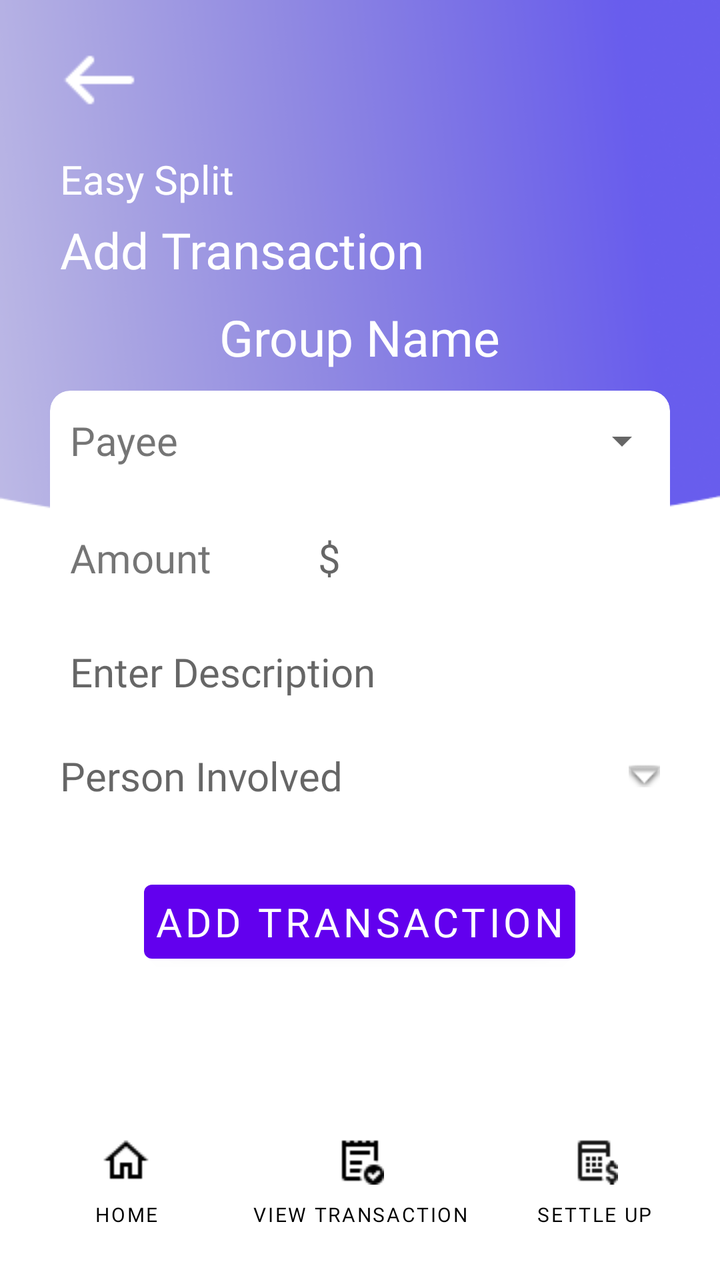
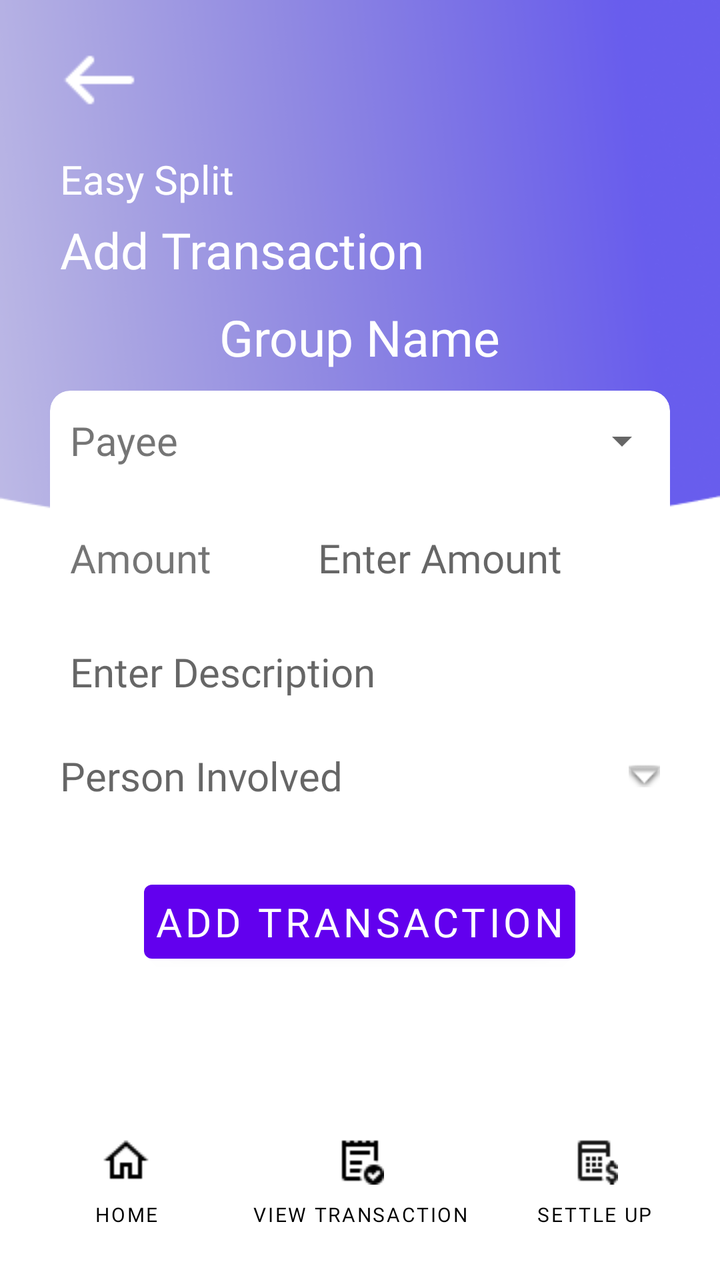

Before-and-after screenshots of an Android layout around one commit, followed by the original layout XML and the change that was made.
<!-- AndroidManifest.xml: application theme Theme.SplitYourBill -->
<!-- res/layout/activity_add_trans_details.xml -->
<?xml version="1.0" encoding="utf-8"?>
<androidx.constraintlayout.widget.ConstraintLayout xmlns:android="http://schemas.android.com/apk/res/android"
    xmlns:app="http://schemas.android.com/apk/res-auto"
    xmlns:tools="http://schemas.android.com/tools"
    android:layout_width="match_parent"
    android:layout_height="match_parent"
    android:background="@drawable/background"
    android:orientation="vertical"
    android:padding="5dp"
    tools:context=".addTransDetails">

    <ImageButton
        android:id="@+id/goToBackButton"
        android:layout_width="wrap_content"
        android:layout_height="wrap_content"
        android:layout_marginStart="10dp"
        android:layout_weight="0"
        android:background="@color/transparent"
        android:contentDescription="@string/just_a_icon"
        android:padding="10dp"
        android:src="@drawable/back"
        app:layout_constraintStart_toStartOf="parent"
        app:layout_constraintTop_toTopOf="parent"
        app:srcCompat="@drawable/back" />

    <TextView
        android:id="@+id/textViewTopName"
        android:layout_width="wrap_content"
        android:layout_height="wrap_content"
        android:layout_marginStart="25dp"
        android:layout_marginTop="1dp"
        android:fontFamily="@font/poppins"
        android:text="@string/easy_split"
        android:textColor="@color/white"
        android:textSize="20sp"

        app:layout_constraintStart_toStartOf="parent"
        app:layout_constraintTop_toBottomOf="@+id/goToBackButton" />

    <TextView
        android:id="@+id/textViewTop"
        android:layout_width="wrap_content"
        android:layout_height="wrap_content"
        android:layout_marginStart="25dp"
        android:layout_marginTop="5dp"
        android:fontFamily="@font/poppins_medium"
        android:text="@string/add_transaction"
        android:textColor="@color/white"
        android:textSize="25sp"

        app:layout_constraintStart_toStartOf="parent"
        app:layout_constraintTop_toBottomOf="@+id/textViewTopName" />

    <TextView
        android:id="@+id/viewGroupName"
        android:layout_width="wrap_content"
        android:layout_height="wrap_content"
        android:layout_marginTop="10dp"
        android:fontFamily="@font/poppins_medium"
        android:text="@string/group_name"
        android:textColor="@color/white"
        android:textSize="25sp"
        app:layout_constraintEnd_toEndOf="parent"
        app:layout_constraintHorizontal_bias="0.5"
        app:layout_constraintStart_toStartOf="parent"
        app:layout_constraintTop_toBottomOf="@+id/textViewTop" />


    <androidx.cardview.widget.CardView
        android:layout_width="0dp"
        android:layout_height="wrap_content"
        android:layout_marginStart="20dp"
        android:layout_marginTop="10dp"
        android:layout_marginEnd="20dp"
        android:background="@color/white"
        app:cardCornerRadius="10dp"
        app:cardElevation="0dp"
        app:layout_constraintEnd_toEndOf="parent"
        app:layout_constraintHorizontal_bias="0.5"
        app:layout_constraintStart_toStartOf="parent"
        app:layout_constraintTop_toBottomOf="@+id/viewGroupName">

        <LinearLayout
            android:layout_width="match_parent"
            android:layout_height="wrap_content"
            android:gravity="center"
            android:orientation="vertical">


            <LinearLayout
                android:layout_width="match_parent"
                android:layout_height="wrap_content"
                android:layout_marginBottom="10dp"
                android:layout_weight="1"
                android:gravity="center"

                android:orientation="horizontal">


                <TextView
                    android:layout_width="0dp"
                    android:layout_height="wrap_content"
                    android:layout_weight=".4"
                    android:fontFamily="@font/poppins_medium"
                    android:paddingStart="10dp"
                    android:text="@string/payee"
                    android:textSize="20sp"
                    tools:ignore="NestedWeights,RtlSymmetry" />


                <Spinner
                    android:id="@+id/payeeInput"
                    android:layout_width="0dp"
                    android:layout_height="wrap_content"
                    android:layout_weight=".6"
                    android:minHeight="50dp" />


            </LinearLayout>


            <LinearLayout
                android:layout_width="match_parent"
                android:layout_height="wrap_content"
                android:layout_marginBottom="10dp"
                android:layout_weight="1"
                android:gravity="center"
                android:orientation="horizontal">


                <TextView
                    android:layout_width="0dp"
                    android:layout_height="wrap_content"
                    android:layout_weight=".4"
                    android:fontFamily="@font/poppins_medium"
                    android:paddingStart="10dp"
                    android:text="@string/amount"
                    android:textSize="20sp"
                    tools:ignore="NestedWeights,RtlSymmetry" />

                <EditText
                    android:id="@+id/addPayeeAmount"
                    android:layout_width="0dp"
                    android:layout_height="wrap_content"
                    android:layout_weight=".6"
                    android:autofillHints=""
                    android:background="@color/transparent"
                    android:fontFamily="@font/poppins_medium"
                    android:hint="@string/dollar"
                    android:inputType="numberDecimal"
                    android:padding="10dp"
                    android:textSize="20sp" />


            </LinearLayout>


            <EditText
                android:id="@+id/addPayeeDesc"
                android:layout_width="match_parent"
                android:layout_height="wrap_content"
                android:layout_marginBottom="10dp"
                android:autofillHints=""
                android:background="@color/transparent"
                android:fontFamily="@font/poppins_medium"
                android:hint="@string/enter_description"
                android:inputType="text"
                android:padding="10dp"
                android:textSize="20sp" />

            <TextView
                android:id="@+id/textViewInvolved"
                android:layout_width="match_parent"
                android:layout_height="wrap_content"
                android:fontFamily="@font/poppins_medium"
                android:hint="@string/person_involved"
                android:padding="5dp"
                android:textSize="20sp"
                app:drawableRightCompat="@android:drawable/arrow_down_float" />

            <Button
                android:id="@+id/addTransToDB"
                android:layout_width="wrap_content"
                android:layout_height="wrap_content"
                android:layout_gravity="center_horizontal"
                android:layout_marginTop="30dp"
                android:fontFamily="@font/poppins"
                android:padding="5dp"
                android:text="@string/add_transaction"
                android:textSize="20sp" />

        </LinearLayout>


    </androidx.cardview.widget.CardView>


    <Button
        android:id="@+id/goToHomeButton"
        android:layout_width="wrap_content"
        android:layout_height="wrap_content"
        android:layout_marginBottom="10dp"

        android:background="@color/transparent"
        android:drawableTop="@drawable/home"
        android:fontFamily="@font/poppins_medium"
        android:padding="5dp"
        android:text="@string/home"
        android:textColor="@color/black"
        android:textSize="10sp"
        app:layout_constraintBottom_toBottomOf="parent"
        app:layout_constraintEnd_toStartOf="@+id/showTransButton"
        app:layout_constraintHorizontal_bias="0.5"
        app:layout_constraintStart_toStartOf="parent"
        tools:ignore="SmallSp" />

    <Button
        android:id="@+id/showTransButton"
        android:layout_width="wrap_content"
        android:layout_height="wrap_content"
        android:layout_marginBottom="10dp"
        android:background="@color/transparent"
        android:drawableTop="@drawable/paid"
        android:fontFamily="@font/poppins_medium"
        android:padding="5dp"
        android:text="@string/view_transaction"
        android:textColor="@color/black"
        android:textSize="10sp"

        app:layout_constraintBottom_toBottomOf="parent"
        app:layout_constraintEnd_toStartOf="@+id/goToSettleUp"
        app:layout_constraintHorizontal_bias="0.5"
        app:layout_constraintStart_toEndOf="@+id/goToHomeButton"
        tools:ignore="SmallSp" />

    <Button
        android:id="@+id/goToSettleUp"
        android:layout_width="wrap_content"
        android:layout_height="wrap_content"
        android:layout_marginBottom="10dp"
        android:background="@color/transparent"
        android:drawableTop="@drawable/estimate"
        android:fontFamily="@font/poppins_medium"
        android:padding="5dp"

        android:text="@string/settle_up"

        android:textColor="@color/black"
        android:textSize="10sp"

        app:layout_constraintBottom_toBottomOf="parent"
        app:layout_constraintEnd_toEndOf="parent"
        app:layout_constraintHorizontal_bias="0.5"
        app:layout_constraintStart_toEndOf="@+id/showTransButton"
        tools:ignore="SmallSp" />


</androidx.constraintlayout.widget.ConstraintLayout>
<!-- resources referenced by this layout -->
<resources>
  <color name="black">#FF000000</color>
  <color name="transparent">#00FFFFFF</color>
  <color name="white">#FFFFFFFF</color>
  <!-- drawable back: png bitmap (drawable, 292 bytes) -->
  <!-- drawable background: png bitmap (drawable, 30810 bytes) -->
  <!-- drawable estimate: png bitmap (drawable, 324 bytes) -->
  <!-- drawable home: png bitmap (drawable, 303 bytes) -->
  <!-- drawable paid: png bitmap (drawable, 299 bytes) -->
  <string name="add_transaction">Add Transaction</string>
  <string name="amount">Amount</string>
  <string name="dollar">$</string>
  <string name="easy_split">Easy Split</string>
  <string name="enter_description">Enter Description</string>
  <string name="group_name">Group Name</string>
  <string name="home">Home</string>
  <string name="just_a_icon">Just a Icon</string>
  <string name="payee">Payee</string>
  <string name="person_involved">Person Involved</string>
  <string name="settle_up">Settle Up</string>
  <string name="view_transaction">View Transaction</string>
  <style name="Theme.SplitYourBill" parent="Theme.MaterialComponents.Light.NoActionBar">
  
  
  
      </style>
</resources>

<!-- the commit's change to res/layout/activity_add_trans_details.xml (unified diff, before → after) -->
@@ -5,6 +5,7 @@
     android:layout_width="match_parent"
     android:layout_height="match_parent"
     android:background="@drawable/background"
+    android:fitsSystemWindows="true"
     android:orientation="vertical"
     android:padding="5dp"
     tools:context=".addTransDetails">
@@ -72,124 +73,133 @@
         android:layout_marginStart="20dp"
         android:layout_marginTop="10dp"
         android:layout_marginEnd="20dp"
+        android:layout_marginBottom="10dp"
         android:background="@color/white"
         app:cardCornerRadius="10dp"
         app:cardElevation="0dp"
+        app:layout_constrainedHeight="true"
+        app:layout_constraintBottom_toTopOf="@+id/showTransButton"
         app:layout_constraintEnd_toEndOf="parent"
         app:layout_constraintHorizontal_bias="0.5"
         app:layout_constraintStart_toStartOf="parent"
-        app:layout_constraintTop_toBottomOf="@+id/viewGroupName">
-
-        <LinearLayout
+        app:layout_constraintTop_toBottomOf="@+id/viewGroupName"
+        app:layout_constraintVertical_bias="0.0">
+
+        <ScrollView
             android:layout_width="match_parent"
-            android:layout_height="wrap_content"
-            android:gravity="center"
-            android:orientation="vertical">
-
+            android:layout_height="wrap_content">
 
             <LinearLayout
                 android:layout_width="match_parent"
                 android:layout_height="wrap_content"
-                android:layout_marginBottom="10dp"
-                android:layout_weight="1"
                 android:gravity="center"
-
-                android:orientation="horizontal">
-
-
-                <TextView
-                    android:layout_width="0dp"
-                    android:layout_height="wrap_content"
-                    android:layout_weight=".4"
-                    android:fontFamily="@font/poppins_medium"
-                    android:paddingStart="10dp"
-                    android:text="@string/payee"
-                    android:textSize="20sp"
-                    tools:ignore="NestedWeights,RtlSymmetry" />
-
-
-                <Spinner
-                    android:id="@+id/payeeInput"
-                    android:layout_width="0dp"
-                    android:layout_height="wrap_content"
-                    android:layout_weight=".6"
-                    android:minHeight="50dp" />
-
-
-            </LinearLayout>
-
-
-            <LinearLayout
-                android:layout_width="match_parent"
-                android:layout_height="wrap_content"
-                android:layout_marginBottom="10dp"
-                android:layout_weight="1"
-                android:gravity="center"
-                android:orientation="horizontal">
-
-
-                <TextView
-                    android:layout_width="0dp"
-                    android:layout_height="wrap_content"
-                    android:layout_weight=".4"
-                    android:fontFamily="@font/poppins_medium"
-                    android:paddingStart="10dp"
-                    android:text="@string/amount"
-                    android:textSize="20sp"
-                    tools:ignore="NestedWeights,RtlSymmetry" />
+                android:orientation="vertical">
+
+
+                <LinearLayout
+                    android:layout_width="match_parent"
+                    android:layout_height="wrap_content"
+                    android:layout_marginBottom="10dp"
+                    android:layout_weight="1"
+                    android:gravity="center"
+
+                    android:orientation="horizontal">
+
+
+                    <TextView
+                        android:layout_width="0dp"
+                        android:layout_height="wrap_content"
+                        android:layout_weight=".4"
+                        android:fontFamily="@font/poppins_medium"
+                        android:paddingStart="10dp"
+                        android:text="@string/payee"
+                        android:textSize="20sp"
+                        tools:ignore="NestedWeights,RtlSymmetry" />
+
+
+                    <Spinner
+                        android:id="@+id/payeeInput"
+                        android:layout_width="0dp"
+                        android:layout_height="wrap_content"
+                        android:layout_weight=".6"
+                        android:minHeight="50dp" />
+
+
+                </LinearLayout>
+
+
+                <LinearLayout
+                    android:layout_width="match_parent"
+                    android:layout_height="wrap_content"
+                    android:layout_marginBottom="10dp"
+                    android:layout_weight="1"
+                    android:gravity="center"
+                    android:orientation="horizontal">
+
+
+                    <TextView
+                        android:layout_width="0dp"
+                        android:layout_height="wrap_content"
+                        android:layout_weight=".4"
+                        android:fontFamily="@font/poppins_medium"
+                        android:paddingStart="10dp"
+                        android:text="@string/amount"
+                        android:textSize="20sp"
+                        tools:ignore="NestedWeights,RtlSymmetry" />
+
+                    <EditText
+                        android:id="@+id/addPayeeAmount"
+                        android:layout_width="0dp"
+                        android:layout_height="wrap_content"
+                        android:layout_weight=".6"
+                        android:autofillHints=""
+                        android:background="@color/transparent"
+                        android:fontFamily="@font/poppins_medium"
+                        android:hint="@string/enter_amount"
+                        android:inputType="numberDecimal"
+                        android:padding="10dp"
+                        android:textSize="20sp" />
+
+
+                </LinearLayout>
+
 
                 <EditText
-                    android:id="@+id/addPayeeAmount"
-                    android:layout_width="0dp"
-                    android:layout_height="wrap_content"
-                    android:layout_weight=".6"
+                    android:id="@+id/addPayeeDesc"
+                    android:layout_width="match_parent"
+                    android:layout_height="wrap_content"
+                    android:layout_marginBottom="10dp"
                     android:autofillHints=""
                     android:background="@color/transparent"
                     android:fontFamily="@font/poppins_medium"
-                    android:hint="@string/dollar"
-                    android:inputType="numberDecimal"
+                    android:hint="@string/enter_description"
+                    android:inputType="text"
                     android:padding="10dp"
                     android:textSize="20sp" />
 
+                <TextView
+                    android:id="@+id/textViewInvolved"
+                    android:layout_width="match_parent"
+                    android:layout_height="wrap_content"
+                    android:fontFamily="@font/poppins_medium"
+                    android:hint="@string/person_involved"
+                    android:padding="5dp"
+                    android:textSize="20sp"
+                    app:drawableRightCompat="@android:drawable/arrow_down_float" />
+
+                <Button
+                    android:id="@+id/addTransToDB"
+                    android:layout_width="wrap_content"
+                    android:layout_height="wrap_content"
+                    android:layout_gravity="center_horizontal"
+                    android:layout_marginTop="30dp"
+                    android:fontFamily="@font/poppins"
+                    android:padding="5dp"
+                    android:text="@string/add_transaction"
+                    android:textSize="20sp" />
 
             </LinearLayout>
-
-
-            <EditText
-                android:id="@+id/addPayeeDesc"
-                android:layout_width="match_parent"
-                android:layout_height="wrap_content"
-                android:layout_marginBottom="10dp"
-                android:autofillHints=""
-                android:background="@color/transparent"
-                android:fontFamily="@font/poppins_medium"
-                android:hint="@string/enter_description"
-                android:inputType="text"
-                android:padding="10dp"
-                android:textSize="20sp" />
-
-            <TextView
-                android:id="@+id/textViewInvolved"
-                android:layout_width="match_parent"
-                android:layout_height="wrap_content"
-                android:fontFamily="@font/poppins_medium"
-                android:hint="@string/person_involved"
-                android:padding="5dp"
-                android:textSize="20sp"
-                app:drawableRightCompat="@android:drawable/arrow_down_float" />
-
-            <Button
-                android:id="@+id/addTransToDB"
-                android:layout_width="wrap_content"
-                android:layout_height="wrap_content"
-                android:layout_gravity="center_horizontal"
-                android:layout_marginTop="30dp"
-                android:fontFamily="@font/poppins"
-                android:padding="5dp"
-                android:text="@string/add_transaction"
-                android:textSize="20sp" />
-
-        </LinearLayout>
+        </ScrollView>
 
 
     </androidx.cardview.widget.CardView>
<!-- resource entries referenced after the edit -->
@@ -10,8 +10,8 @@
   <!-- drawable paid: png bitmap (drawable, 299 bytes) -->
   <string name="add_transaction">Add Transaction</string>
   <string name="amount">Amount</string>
-  <string name="dollar">$</string>
   <string name="easy_split">Easy Split</string>
+  <string name="enter_amount">Enter Amount</string>
   <string name="enter_description">Enter Description</string>
   <string name="group_name">Group Name</string>
   <string name="home">Home</string>
